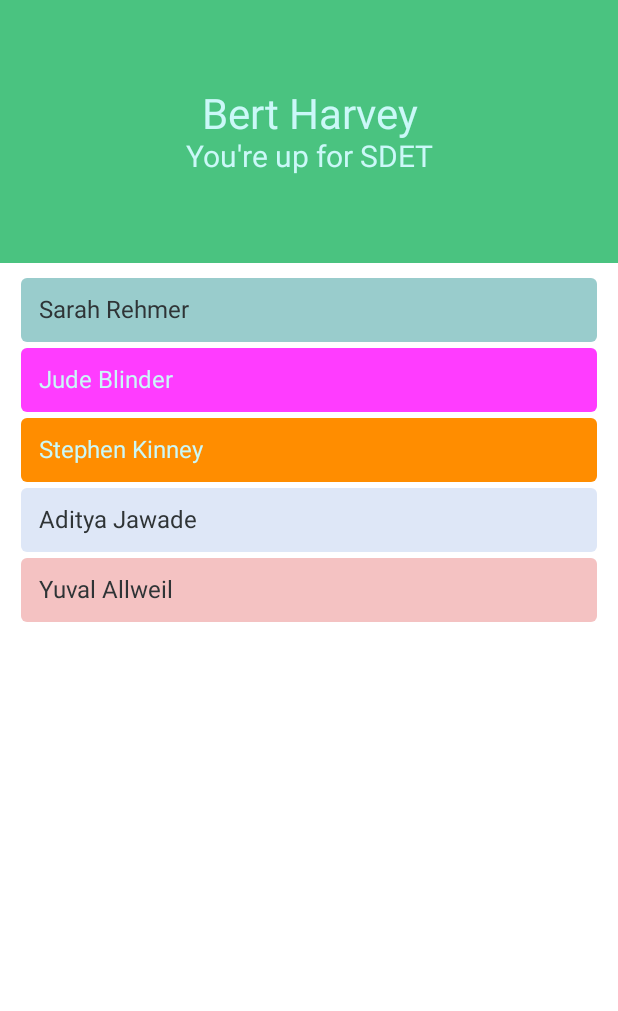
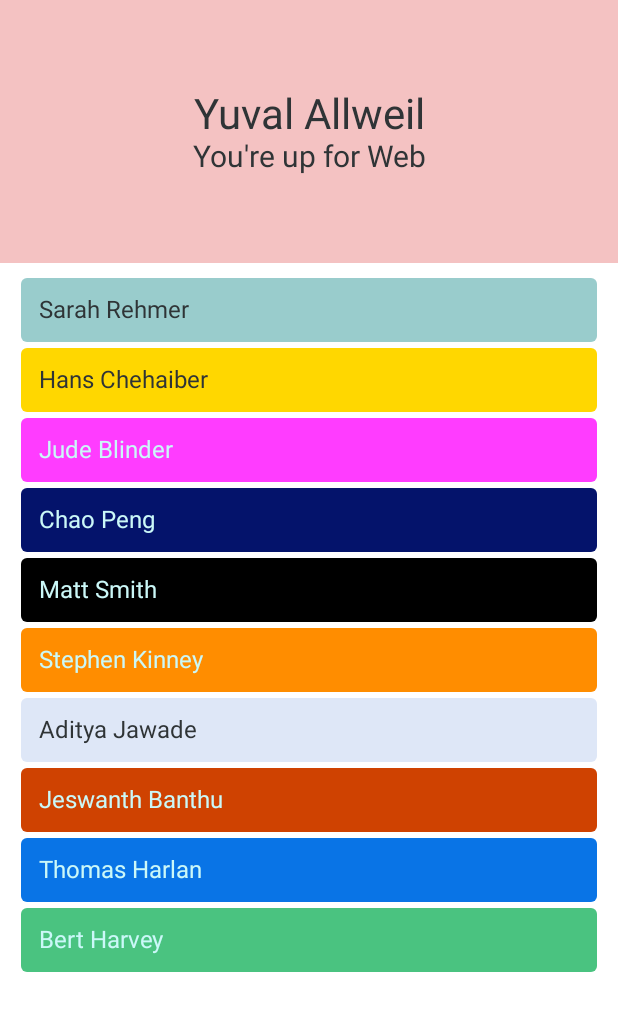
Before and after one commit to AH61274/RandoMiser, an Android app built with Jetpack Compose: the screen it shows after launch (MainActivity), after a tap on "Andrew Hughes", on a phone screen of 412 x 824 dp. Shown: the top 1011 px of the screen. Run offline under Robolectric (Android 15) with nearby library versions, the phone set to English and light mode, and no system bars; our stand-ins replace Dagger/Hilt's generated code, accompanist, livedata-compose; 3 other taps on this screen came first.

```diff
--- a/app/src/main/java/com/example/randomiser/RandoMiserViewModel.kt
+++ b/app/src/main/java/com/example/randomiser/RandoMiserViewModel.kt
@@ -27,11 +27,11 @@ class RandoMiserViewModel @Inject constructor() : ViewModel() {
         _teammates.value?.remove(_whosUp.value)
     }
 
-    fun nextUp() {
+    fun nextUp(team: MutableList<Teammate>?) {
         if (isDone) {
             restart()
         } else {
-            _teammates.value?.let { teammates ->
+            team?.let { teammates ->
                 if (teammates.size > 0) {
                     val next = teammates[Random.nextInt(0, teammates.size)]
                     _whosUp.postValue(next)
@@ -52,8 +52,19 @@ class RandoMiserViewModel @Inject constructor() : ViewModel() {
 
     fun restart() {
         isDone = false
+        _whosUp.postValue(
+            Teammate(
+                "Get Ready",
+                Color(
+                    Random.nextInt(255),
+                    Random.nextInt(255),
+                    Random.nextInt(255)
+                ),
+                Platform.Teamliness
+            )
+        )
         _teammates.postValue(Teammate.makeList())
-        nextUp()
+//        nextUp()
     }
 
     fun onDismiss(teammate: Teammate) {
--- a/app/src/main/java/com/example/randomiser/model/Platform.kt
+++ b/app/src/main/java/com/example/randomiser/model/Platform.kt
@@ -6,6 +6,6 @@ enum class Platform {
     Android,
     ALayer,
     Design,
-    SDET,
+    Automation,
     Teamliness,
 }
--- a/app/src/main/java/com/example/randomiser/model/Teammate.kt
+++ b/app/src/main/java/com/example/randomiser/model/Teammate.kt
@@ -16,15 +16,17 @@ data class Teammate(
     companion object {
         fun makeList(): MutableList<Teammate> =
             mutableListOf(
-                Teammate("Sarah Rehmer", Color(0xFF99cccc), Platform.SDET),
+                Teammate("Sarah Rehmer", Color(0xFF99cccc), Platform.Automation),
+                Teammate("Hans Chehaiber", Color(0xFFFFD700), Platform.Automation),
                 Teammate("Jude Blinder", Color(0xFFFF3CFF), Platform.Web),
                 Teammate("Chao Peng", Color(0xFF04136B), Platform.iOS),
                 Teammate("Andrew Hughes", Color(0xFF0DEED4), Platform.Android),
+                Teammate("Matt Smith", Color(0xFF000000), Platform.Automation),
                 Teammate("Stephen Kinney", Color(0xFFFF8D00), Platform.Design),
                 Teammate("Aditya Jawade", Color(0xFFDEE7F7), Platform.ALayer),
-                Teammate("Shawn Han", Color(0xFFCF4201), Platform.iOS),
+                Teammate("Jeswanth Banthu", Color(0xFFCF4201), Platform.iOS),
                 Teammate("Thomas Harlan", Color(0xFF0974E6), Platform.Android),
-                Teammate("Bert Harvey", Color(0xFF4AC380), Platform.SDET),
+                Teammate("Bert Harvey", Color(0xFF4AC380), Platform.Automation),
                 Teammate("Yuval Allweil", Color(0xFFF4C2C2), Platform.Web),
             )
     }
--- a/app/src/main/java/com/example/randomiser/ui/screens/MainActivityUI.kt
+++ b/app/src/main/java/com/example/randomiser/ui/screens/MainActivityUI.kt
@@ -127,14 +127,14 @@ fun TeamList(teammates: List<Teammate>, onDismiss: (Teammate) -> Unit) {
 }
 
 @Composable
-fun WhosUp(teammate: Teammate, next: () -> Unit) {
+fun WhosUp(teammate: Teammate, teammates: MutableList<Teammate>, next: (MutableList<Teammate>) -> Unit) {
     with(teammate) {
         Surface(
             color = color,
             modifier = Modifier
                 .fillMaxWidth()
                 .height(MAIN_BOX_HEIGHT)
-                .clickable { next() }
+                .clickable { next(teammates) }
         ) {
             Column(
                 verticalArrangement = Arrangement.Center,
@@ -182,9 +182,9 @@ fun MainActivityUI(viewModel: RandoMiserViewModel) {
 @ExperimentalMaterialApi
 @ExperimentalAnimationApi
 @Composable
-private fun BuildUI(teammates: List<Teammate>, isUpdating: Boolean, restart: () -> Unit, whosUp: Teammate, onClick: () -> Unit, onDismiss: (Teammate) -> Unit) {
-    Column(Modifier.clickable { onClick() }) {
-        WhosUp(teammate = whosUp, next = onClick)
+private fun BuildUI(teammates: List<Teammate>, isUpdating: Boolean, restart: () -> Unit, whosUp: Teammate, onClick: (MutableList<Teammate>) -> Unit, onDismiss: (Teammate) -> Unit) {
+    Column(Modifier.clickable { onClick(teammates.toMutableList()) }) {
+        WhosUp(teammate = whosUp, teammates = teammates.toMutableList(), next = onClick)
         SwipeRefresh(
             state = rememberSwipeRefreshState(isUpdating),
             onRefresh = { restart() },
```
